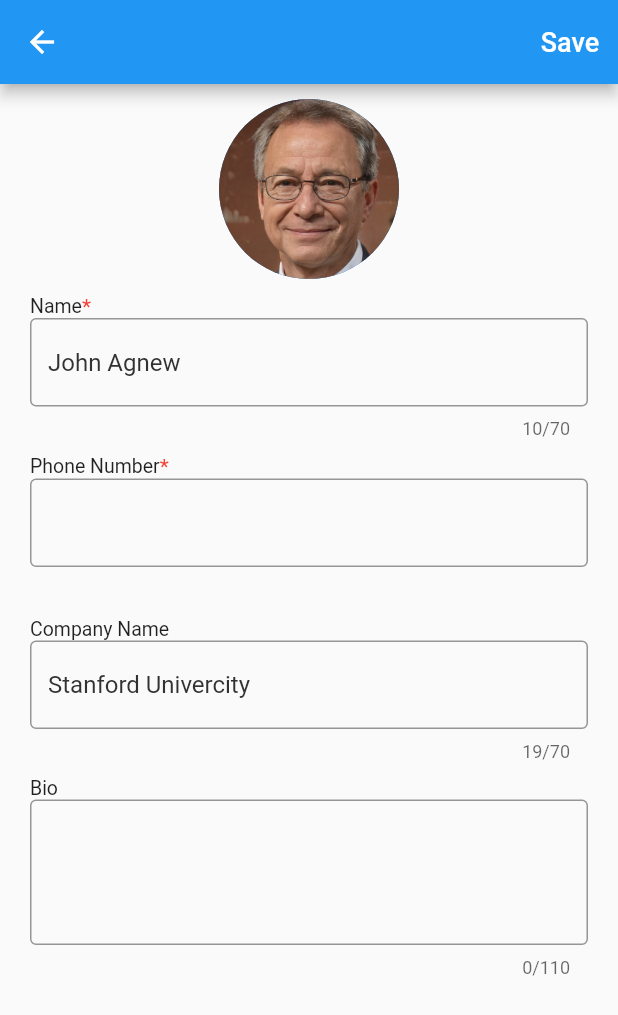
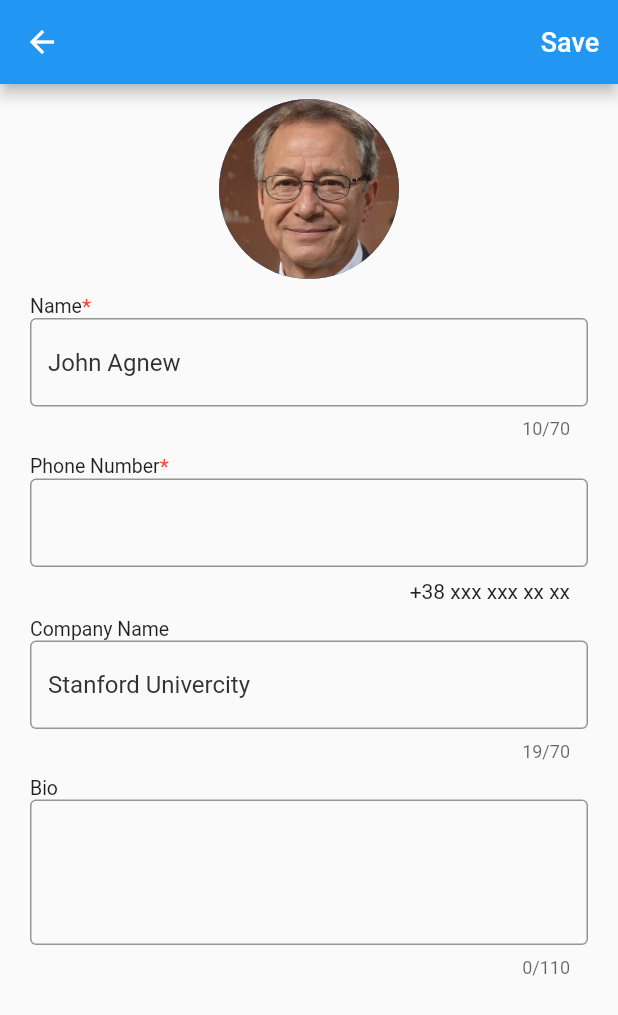
Before and after one commit to AndreyMokryj/radency-task3, a Flutter app: the screen it shows after launch, after a tap on "JA", on a phone screen of 412 x 824 dp. Shown: the top 1015 px of the screen. Run offline on Flutter 3.47's test engine with Material 2 defaults, Android fonts, the phone set to English and light mode, and no system bars.

Commit message:
Add hint for phone number

```diff
--- a/lib/edit_contact.dart
+++ b/lib/edit_contact.dart
@@ -115,7 +115,7 @@ class _EditContactPageState extends State<EditContactPage> {
                     decoration: AppDecoration(),
                     onSaved: (val) => contact.phone = val,
                     validator: (val) => (val.length == 13 && val.startsWith("+380")) || (val ?? "").length == 0 ? null : "Invalid phone number",
-                    buildCounter: (context, {int currentLength, bool isFocused, int maxLength}) => Text("") as Widget,
+                    buildCounter: (context, {int currentLength, bool isFocused, int maxLength}) => Text("+38 xxx xxx xx xx") as Widget,
                   ),
                   SizedBox(
                     height: 10,
```
